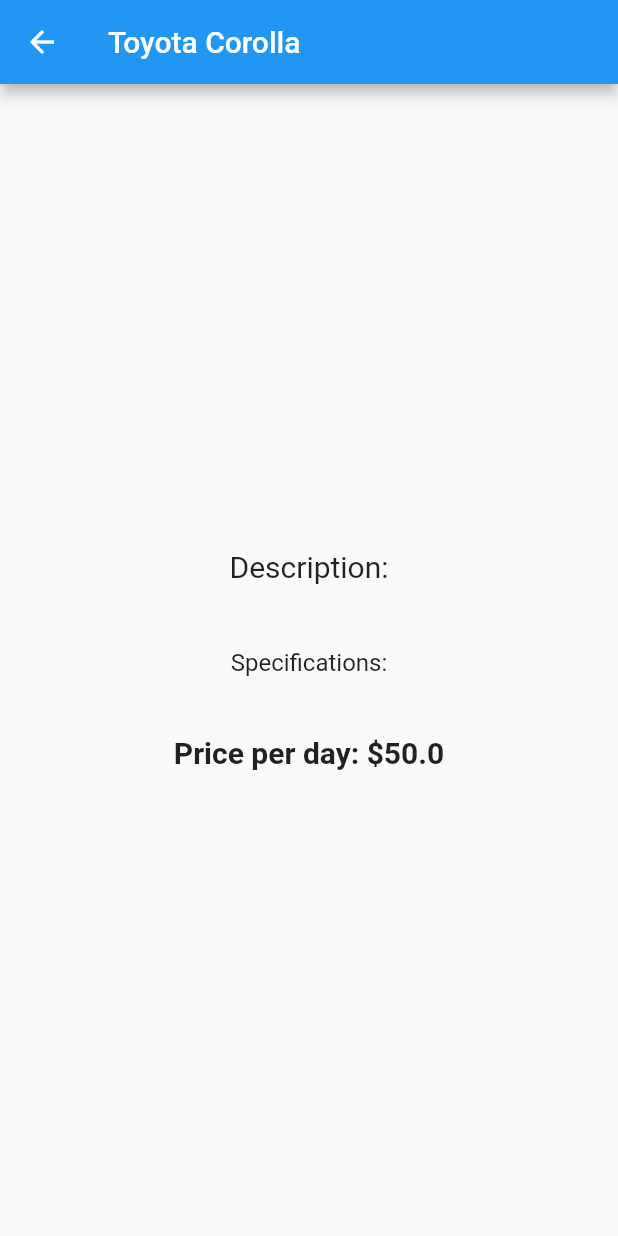
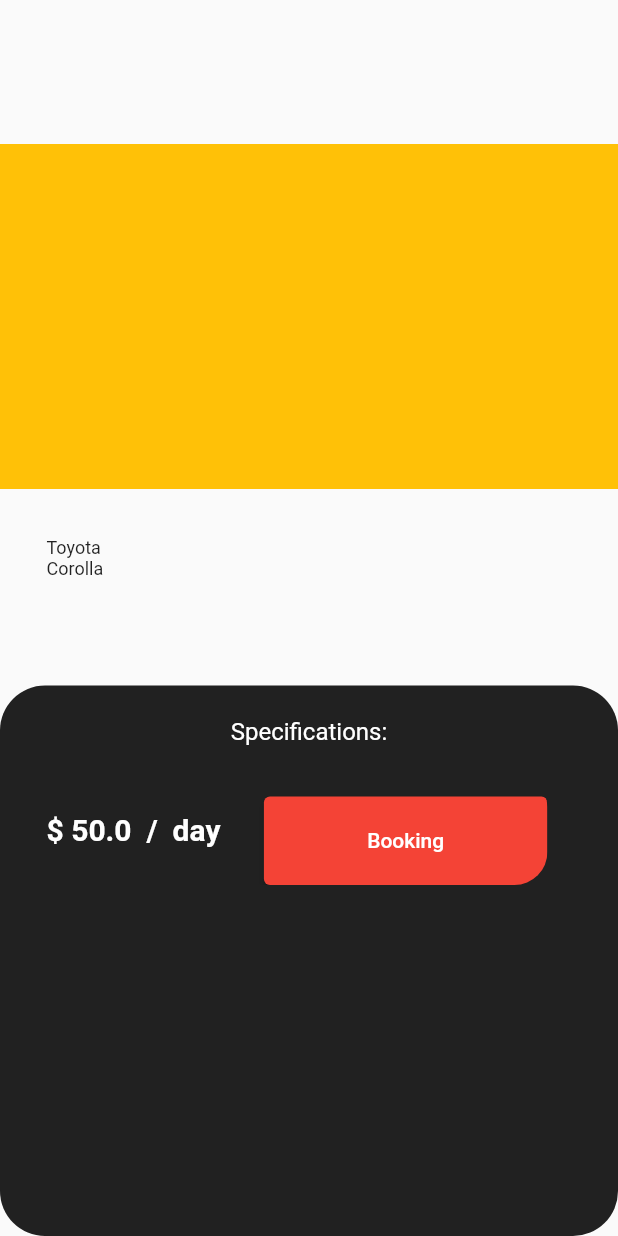
Before and after one commit to MiguelArbelaez0/rent-car, a Flutter app: the DetailScreen screen opened directly with sample values from the repository, on a phone screen of 412 x 824 dp. Run offline on Flutter 3.47's test engine with Material 2 defaults, Android fonts, the phone set to English and light mode, and no system bars.

Commit message:
complete details screen

```diff
--- a/rent_car/lib/data/local_data_sourece.dart
+++ b/rent_car/lib/data/local_data_source.dart
@@ -1,3 +1,4 @@
+
 import 'package:rent_car/models/brand_cars.dart';
 
 import '../models/car_model.dart';
--- a/rent_car/lib/screens/detail_screen.dart
+++ b/rent_car/lib/screens/detail_screen.dart
@@ -16,30 +16,96 @@ class DetailScreen extends StatelessWidget {
   @override
   Widget build(BuildContext context) {
     return Scaffold(
-      appBar: AppBar(
-        title: Text("${car.brand} ${car.model}"),
+      body: Column(
+        children: [
+          Container(
+            margin: EdgeInsets.only(top: 96),
+            color: Colors.amber,
+            width: 680,
+            height: 230,
           ),
-      body: Center(
+          SizedBox(
+            height: 32,
+          ),
+          Container(
+            margin: EdgeInsets.only(left: 31, right: 31),
             child: Column(
-          mainAxisAlignment: MainAxisAlignment.center,
               children: [
+                Container(
+                  margin: EdgeInsets.only(right: 282),
+                  child: Text(
+                    "${car.brand} ${car.model}",
+                    style: TextStyle(fontSize: 12),
+                    textAlign: TextAlign.start,
+                  ),
+                ),
+                SizedBox(
+                  height: 4,
+                ),
                 Text(
-              "Description:\n${carDetail.description}",
+                  "\n${carDetail.description}",
                   style: TextStyle(fontSize: 20),
-            ),
-            SizedBox(height: 20),
-            Text(
-              "Specifications:\n${carDetail.specifications.join("\n")}",
-              style: TextStyle(fontSize: 16),
-            ),
-            SizedBox(height: 20),
-            Text(
-              "Price per day: \$${car.pricePerDay}",
-              style: TextStyle(fontSize: 20, fontWeight: FontWeight.bold),
                 ),
               ],
             ),
           ),
+          SizedBox(
+            height: 21,
+          ),
+          Expanded(
+            child: Container(
+              margin: EdgeInsets.only(),
+              decoration: BoxDecoration(
+                color: Colors.grey.shade900,
+                borderRadius: BorderRadius.circular(30),
+              ),
+              child: Column(
+                children: [
+                  SizedBox(
+                    height: 21,
+                  ),
+                  Text(
+                    "Specifications:\n${carDetail.specifications.join("\n")}",
+                    style: TextStyle(fontSize: 16, color: Colors.white),
+                  ),
+                  Row(
+                    children: [
+                      SizedBox(
+                        width: 31,
+                      ),
+                      Text(
+                        "\$ ${car.pricePerDay}  /  day ",
+                        style: TextStyle(
+                            fontSize: 20,
+                            fontWeight: FontWeight.bold,
+                            color: Colors.white),
+                      ),
+                      ClipRRect(
+                        borderRadius: BorderRadius.circular(22),
+                        child: Container(
+                          margin: EdgeInsets.only(
+                            top: 15,
+                            left: 24,
+                          ),
+                          width: 189,
+                          height: 59,
+                          child: ElevatedButton(
+                            style: ButtonStyle(
+                                backgroundColor:
+                                    MaterialStatePropertyAll(Colors.red)),
+                            onPressed: () {},
+                            child: Text("Booking"),
+                          ),
+                        ),
+                      )
+                    ],
+                  )
+                ],
+              ),
+            ),
+          )
+        ],
+      ),
     );
   }
 }
--- a/rent_car/lib/uses cases/get_cars_by_brand.dart
+++ b/rent_car/lib/uses cases/get_cars_by_brand.dart
@@ -1,5 +1,4 @@
-import 'package:rent_car/data/local_data_sourece.dart';
-
+import '../data/local_data_source.dart';
 import '../models/car_model.dart';
 
 class GetCarsUseCase {
@@ -8,6 +7,7 @@ class GetCarsUseCase {
   LocalDataSoureFord localDataSoureFord = LocalDataSoureFord();
 
   LocalDataSoureChevrolet localDataSoureChevrolet = LocalDataSoureChevrolet();
+
   List<Car> invoke(String brand) {
     if (brand == "Toyota") {
       return localDataSoureToyota.getCars();
```
Also changed, not shown: rent_car/lib/widgets/container.dart (+0 -35 lines). Lines whose indentation alone changed are shown as unchanged.
